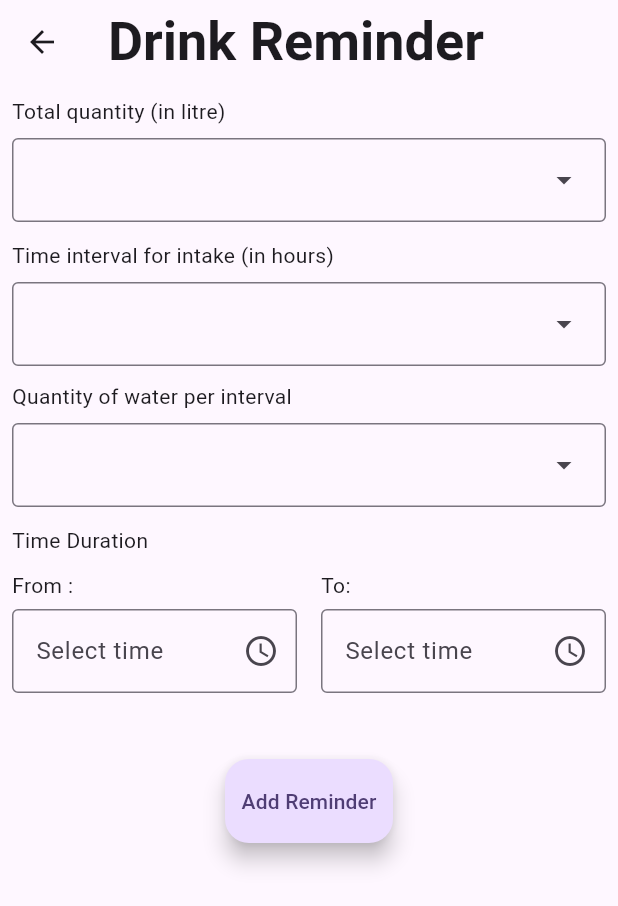
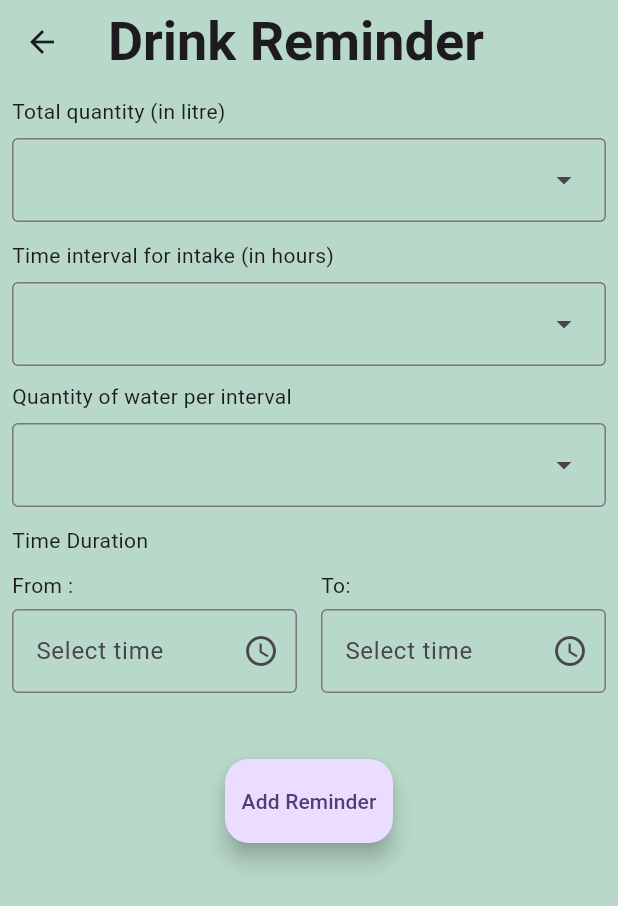
Before and after one commit to Shrijana1029/fitnessapp, a Flutter app: the DrinkReminder screen opened directly, on a phone screen of 412 x 824 dp. Shown: the top 906 px of the screen. Run offline on Flutter 3.47's test engine with Material 3 defaults, Android fonts, the phone set to English and light mode, and no system bars; our stand-ins replace another_carousel_pro, awesome_notifications, cloud_firestore, firebase_auth, firebase_core, fl_chart and 8 more; accounts and stored records are empty; network calls fail.

```diff
--- a/lib/screens/Reminder/drink_reminder.dart
+++ b/lib/screens/Reminder/drink_reminder.dart
@@ -35,7 +35,11 @@ class _DrinkReminderState extends State<DrinkReminder> {
   @override
   Widget build(BuildContext context) {
     return Scaffold(
-      appBar: AppBar(title: const Text('Drink Reminder')),
+      backgroundColor: Theme.of(context).primaryColorDark,
+      appBar: AppBar(
+        title: const Text('Drink Reminder'),
+        backgroundColor: Theme.of(context).primaryColorDark,
+      ),
       body: SingleChildScrollView(
         child: Container(
           padding: const EdgeInsets.all(8),
```
Also changed, not shown: lib/screens/front_page.dart (+4 -7 lines).
